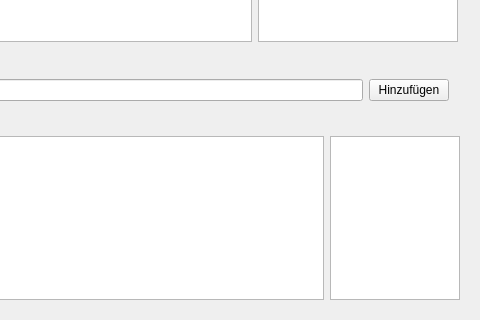
m0gg/ahp-qt5, file ui/ahpMainWindow.ui: the form before one commit; both pictures show x 462 to 942 and y 230 to 550 of the 942 by 550 pixel window.
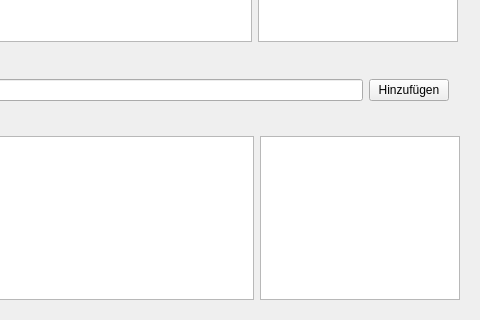
The form after the commit.

```diff
--- a/ui/ahpMainWindow.ui
+++ b/ui/ahpMainWindow.ui
@@ -150,7 +150,7 @@
             </property>
             <property name="maximumSize">
              <size>
-              <width>130</width>
+              <width>200</width>
               <height>16777215</height>
              </size>
             </property>
```
